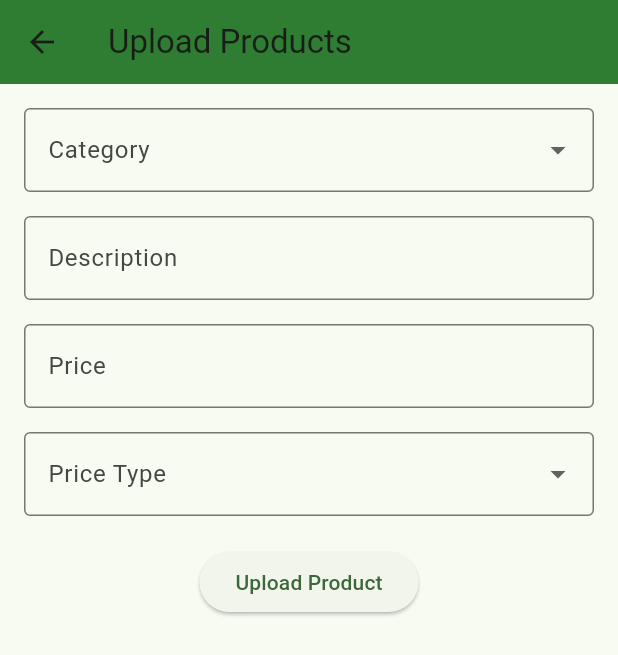
After one commit to Fabrone/Agri-market, a Flutter app: the UploadProductsPage screen opened directly, on a phone screen of 412 x 824 dp. The commit adds this screen. Shown: the top 655 px of the screen. Run offline on Flutter 3.47's test engine with Material 3 defaults, Android fonts, the phone set to English and light mode, and no system bars; our stand-ins replace animated_text_kit, carousel_slider, cloud_firestore, firebase_auth, firebase_core, flutter_screenutil and 4 more; accounts and stored records are empty; Roboto replaces fonts that are missing (Poppins).

Commit message:
Added browse products and upload products page

```diff
--- /dev/null
+++ b/lib/app_colors.dart
@@ -0,0 +1,7 @@
+// app_colors.dart
+import 'package:flutter/material.dart';
+
+class AppColors {
+  static const Color primaryGreen = Color(0xFF2E7D32);
+  static const Color secondaryGreen = Color(0xFF81C784);
+}
--- /dev/null
+++ b/lib/screens/uploadproducts.dart
@@ -0,0 +1,123 @@
+import 'package:flutter/material.dart';
+import 'package:cloud_firestore/cloud_firestore.dart';
+import 'package:agri_market/app_colors.dart'; // Import the AppColors class
+
+class UploadProductsPage extends StatefulWidget {
+  const UploadProductsPage({super.key});
+
+  @override
+  UploadProductsPageState createState() => UploadProductsPageState();
+}
+
+class UploadProductsPageState extends State<UploadProductsPage> {
+  final _formKey = GlobalKey<FormState>();
+  String? _selectedCategory;
+  String _description = '';
+  double _price = 0.0;
+  String _quantityType = 'per kg';
+
+  @override
+  Widget build(BuildContext context) {
+    return Scaffold(
+      appBar: AppBar(
+        title: const Text('Upload Products'),
+        backgroundColor: AppColors.primaryGreen, // Use AppColors
+      ),
+      body: Padding(
+        padding: const EdgeInsets.all(16.0),
+        child: Form(
+          key: _formKey,
+          child: Column(
+            children: [
+              DropdownButtonFormField<String>(
+                decoration: const InputDecoration(
+                  labelText: 'Category',
+                  border: OutlineInputBorder(),
+                ),
+                items: ['Vegetables', 'Fruits', 'Grains', 'Herbs']
+                    .map((category) => DropdownMenuItem(
+                          value: category,
+                          child: Text(category),
+                        ))
+                    .toList(),
+                onChanged: (value) {
+                  setState(() {
+                    _selectedCategory = value;
+                  });
+                },
+                validator: (value) => value == null ? 'Select a category' : null,
+              ),
+              const SizedBox(height: 16),
+              TextFormField(
+                decoration: const InputDecoration(
+                  labelText: 'Description',
+                  border: OutlineInputBorder(),
+                ),
+                onChanged: (value) {
+                  _description = value;
+                },
+                validator: (value) => value!.isEmpty ? 'Enter product description' : null,
+              ),
+              const SizedBox(height: 16),
+              TextFormField(
+                decoration: const InputDecoration(
+                  labelText: 'Price',
+                  border: OutlineInputBorder(),
+                ),
+                keyboardType: TextInputType.number,
+                onChanged: (value) {
+                  _price = double.tryParse(value) ?? 0.0;
+                },
+                validator: (value) => value!.isEmpty ? 'Enter product price' : null,
+              ),
+              const SizedBox(height: 16),
+              DropdownButtonFormField<String>(
+                decoration: const InputDecoration(
+                  labelText: 'Price Type',
+                  border: OutlineInputBorder(),
+                ),
+                items: ['per kg', 'per item']
+                    .map((type) => DropdownMenuItem(
+                          value: type,
+                          child: Text(type),
+                        ))
+                    .toList(),
+                onChanged: (value) {
+                  setState(() {
+                    _quantityType = value!;
+                  });
+                },
+                validator: (value) => value == null ? 'Select price type' : null,
+              ),
+              const SizedBox(height: 20),
+              ElevatedButton(
+                onPressed: () {
+                  if (_formKey.currentState!.validate()) {
+                    _uploadProduct();
+                  }
+                },
+                child: const Text('Upload Product'),
+              ),
+            ],
+          ),
+        ),
+      ),
+    );
+  }
+
+  Future<void> _uploadProduct() async {
+    await FirebaseFirestore.instance.collection('products').add({
+      'category': _selectedCategory,
+      'description': _description,
+      'price': _price,
+      'quantityType': _quantityType,
+      // You may want to add an image URL as well
+    });
+
+    // Check if the widget is still mounted before navigating
+    if (!mounted) return;
+
+    // Optionally, navigate back or show a success message
+    Navigator.pop(context);
+  }
+}
```
Also changed, not shown: lib/screens/browseproducts.dart (added, +93 -0 lines), lib/screens/home_screen.dart (+33 -22 lines).
